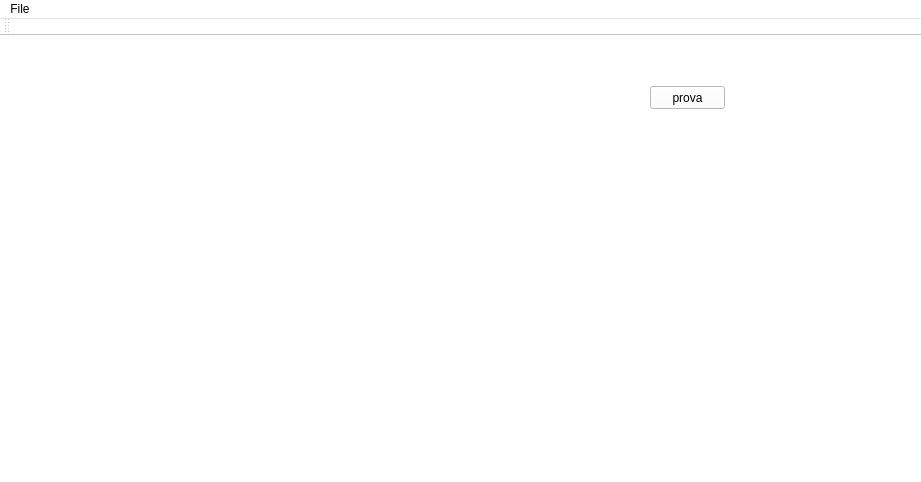
The window that testInterface/mainwindow.ui (gaowudao/CRITERIA3D) describes before a commit, drawn with Qt 5.
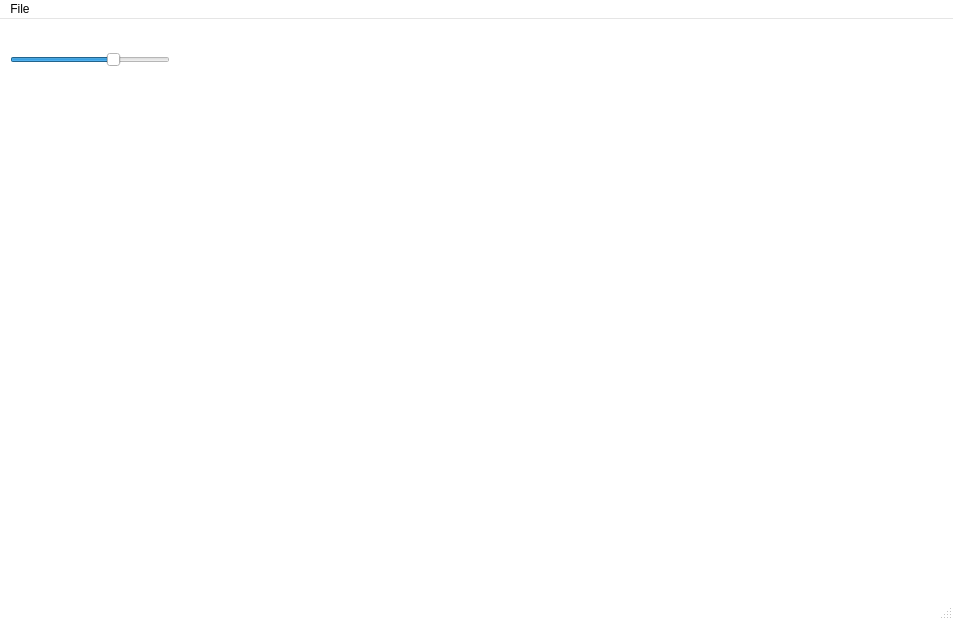
The same window after the commit.

Diff of the .ui file:
```diff
--- a/testInterface/mainwindow.ui
+++ b/testInterface/mainwindow.ui
@@ -6,8 +6,8 @@
    <rect>
     <x>0</x>
     <y>0</y>
-    <width>921</width>
-    <height>482</height>
+    <width>953</width>
+    <height>620</height>
    </rect>
   </property>
   <property name="palette">
@@ -444,39 +444,45 @@
      <height>2000</height>
     </size>
    </property>
-   <widget class="QPushButton" name="prova">
-    <property name="geometry">
-     <rect>
-      <x>650</x>
-      <y>50</y>
-      <width>75</width>
-      <height>23</height>
-     </rect>
-    </property>
-    <property name="text">
-     <string>prova</string>
-    </property>
-   </widget>
    <widget class="QWidget" name="widgetMap" native="true">
     <property name="geometry">
      <rect>
-      <x>50</x>
+      <x>200</x>
+      <y>10</y>
+      <width>731</width>
+      <height>551</height>
+     </rect>
+    </property>
+    <property name="mouseTracking">
+     <bool>true</bool>
+    </property>
+   </widget>
+   <widget class="QSlider" name="opacitySlider">
+    <property name="geometry">
+     <rect>
+      <x>10</x>
       <y>30</y>
-      <width>461</width>
-      <height>371</height>
+      <width>160</width>
+      <height>22</height>
      </rect>
     </property>
-    <property name="minimumSize">
-     <size>
-      <width>0</width>
-      <height>0</height>
-     </size>
+    <property name="toolTip">
+     <string>Raster opacity</string>
     </property>
-    <property name="maximumSize">
-     <size>
-      <width>1024</width>
-      <height>768</height>
-     </size>
+    <property name="toolTipDuration">
+     <number>2</number>
+    </property>
+    <property name="accessibleName">
+     <string>Raster opacity</string>
+    </property>
+    <property name="maximum">
+     <number>100</number>
+    </property>
+    <property name="value">
+     <number>66</number>
+    </property>
+    <property name="orientation">
+     <enum>Qt::Horizontal</enum>
     </property>
    </widget>
   </widget>
@@ -485,8 +491,8 @@
     <rect>
      <x>0</x>
      <y>0</y>
-     <width>921</width>
-     <height>21</height>
+     <width>953</width>
+     <height>26</height>
     </rect>
    </property>
    <widget class="QMenu" name="menuFile">
@@ -497,17 +503,7 @@
    </widget>
    <addaction name="menuFile"/>
   </widget>
-  <widget class="QToolBar" name="toolBar">
-   <property name="windowTitle">
-    <string>toolBar</string>
-   </property>
-   <attribute name="toolBarArea">
-    <enum>TopToolBarArea</enum>
-   </attribute>
-   <attribute name="toolBarBreak">
-    <bool>false</bool>
-   </attribute>
-  </widget>
+  <widget class="QStatusBar" name="statusBar"/>
   <action name="actionLoad_Raster">
    <property name="text">
     <string>Load Raster</string>
```
